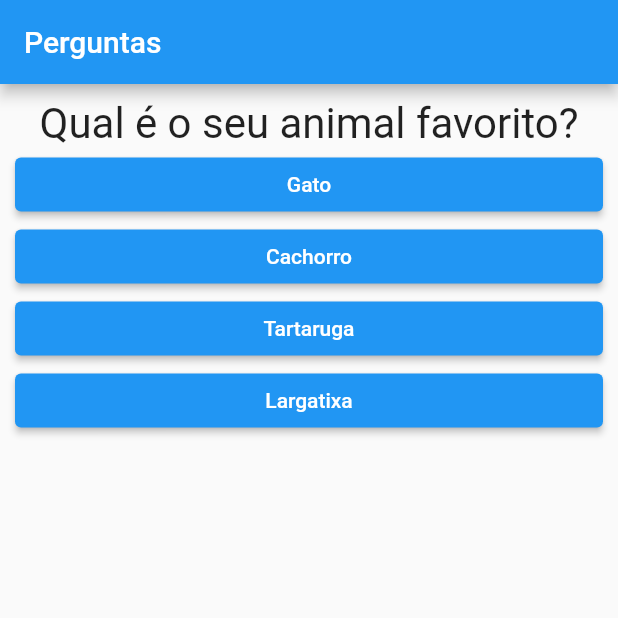
After one commit to csnoboa/quiz-flutter, a Flutter app: the screen it shows after launch, after a tap on "Vermelho", on a phone screen of 412 x 824 dp, the top half of it. The commit adds this screen. Run offline on Flutter 3.47's test engine with Material 2 defaults, Android fonts, the phone set to English and light mode, and no system bars.

Commit message:
all parameters to english

```diff
--- /dev/null
+++ b/lib/form.dart
@@ -0,0 +1,34 @@
+import 'package:flutter/material.dart';
+import 'package:quiz_flutter/answer.dart';
+import 'package:quiz_flutter/question.dart';
+
+class FormWidget extends StatelessWidget {
+  const FormWidget(
+      {required this.questionSelected,
+      required this.onAnswer,
+      required this.questions});
+
+  final questions;
+  final int questionSelected;
+  final Function onAnswer;
+
+  bool get hasQuestionSelected {
+    return questionSelected < questions.length;
+  }
+
+  @override
+  Widget build(BuildContext context) {
+    List<Map<String, Object>>? answers = hasQuestionSelected
+        ? questions[questionSelected]['answers'] as List<Map<String, Object>>
+        : [];
+    return Column(
+      crossAxisAlignment: CrossAxisAlignment.center,
+      children: [
+        Question(questions[questionSelected]['text'].toString()),
+        ...answers
+            .map((answer) => Answer(answer['text'] as String, onAnswer))
+            .toList(),
+      ],
+    );
+  }
+}
--- a/lib/main.dart
+++ b/lib/main.dart
@@ -1,6 +1,8 @@
 import 'package:flutter/material.dart';
 import 'package:quiz_flutter/answer.dart';
+import 'package:quiz_flutter/form.dart';
 import 'package:quiz_flutter/question.dart';
+import 'package:quiz_flutter/result.dart';
 
 main() {
   runApp(PerguntaApp());
@@ -12,45 +14,60 @@ class PerguntaApp extends StatefulWidget {
 }
 
 class _PerguntaAppState extends State<PerguntaApp> {
-  int _perguntaSelecionada = 0;
+  int _questionSelected = 0;
 
-  List<Map<String, Object>> perguntas = [
+  List<Map<String, Object>> questions = [
     {
       'text': 'Qual é sua cor favorita?',
-      'respostas': ['Vermelho', 'Preto', 'Verde', 'Azul']
+      'answers': [
+        {'text': 'Vermelho', 'point': 10},
+        {'text': 'Preto', 'point': 1},
+        {'text': 'Verde', 'point': 3},
+        {'text': 'Azul', 'point': 5},
+      ]
     },
     {
       'text': 'Qual é o seu animal favorito?',
-      'respostas': ['Gato', 'Cachorro', 'Tartaruga', 'Largatixa']
+      'answers': [
+        {'text': 'Gato', 'point': 1},
+        {'text': 'Cachorro', 'point': 10},
+        {'text': 'Tartaruga', 'point': 5},
+        {'text': 'Largatixa', 'point': 3},
+      ]
     },
     {
       'text': 'Qual é o sua comida favorita?',
-      'respostas': ['Pizza', 'Lasanha', 'Cachorro-quente', 'Hamburguer']
+      'answers': [
+        {'text': 'Pizza', 'point': 1},
+        {'text': 'Lasanha', 'point': 5},
+        {'text': 'Cachorro-quente', 'point': 3},
+        {'text': 'Hamburguer', 'point': 10},
+      ]
     },
     {
       'text': 'Qual é o sua estação do ano favorita?',
-      'respostas': ['Outono', 'Verão', 'Primavera', 'Inverno']
+      'answers': [
+        {'text': 'Outono', 'point': 10},
+        {'text': 'Verão', 'point': 5},
+        {'text': 'Primavera', 'point': 3},
+        {'text': 'Inverno', 'point': 1},
+      ]
     },
   ];
 
-  void responder() {
+  void onAnswer() {
     setState(() {
-      _perguntaSelecionada++;
-      if (_perguntaSelecionada == perguntas.length) {
-        _perguntaSelecionada = 0;
-      }
+      _questionSelected++;
     });
-    debugPrint('Botão apertado! Pergunta n°: $_perguntaSelecionada');
+    debugPrint('Botão apertado! Pergunta n°: $_questionSelected');
+  }
+
+  bool get hasQuestionSelected {
+    return _questionSelected < questions.length;
   }
 
   @override
   Widget build(BuildContext context) {
-    List<String>? respostas =
-        perguntas[_perguntaSelecionada]['respostas'] as List<String>;
-
-    List<Answer> respostasWidget =
-        respostas.map((text) => Answer(text, responder)).toList();
-
     return MaterialApp(
       home: Scaffold(
         appBar: AppBar(
@@ -58,13 +75,12 @@ class _PerguntaAppState extends State<PerguntaApp> {
         ),
         body: Padding(
           padding: const EdgeInsets.all(10.0),
-          child: Column(
-            crossAxisAlignment: CrossAxisAlignment.center,
-            children: [
-              Question(perguntas[_perguntaSelecionada]['text'].toString()),
-              ...respostasWidget
-            ],
-          ),
+          child: hasQuestionSelected
+              ? FormWidget(
+                  questionSelected: _questionSelected,
+                  onAnswer: onAnswer,
+                  questions: questions)
+              : Result(),
         ),
       ),
     );
--- /dev/null
+++ b/lib/result.dart
@@ -0,0 +1,12 @@
+import 'package:flutter/material.dart';
+
+class Result extends StatelessWidget {
+  const Result({Key? key}) : super(key: key);
+
+  @override
+  Widget build(BuildContext context) {
+    return Center(
+      child: Text('Parabéns!', style: TextStyle(fontSize: 28)),
+    );
+  }
+}
```
